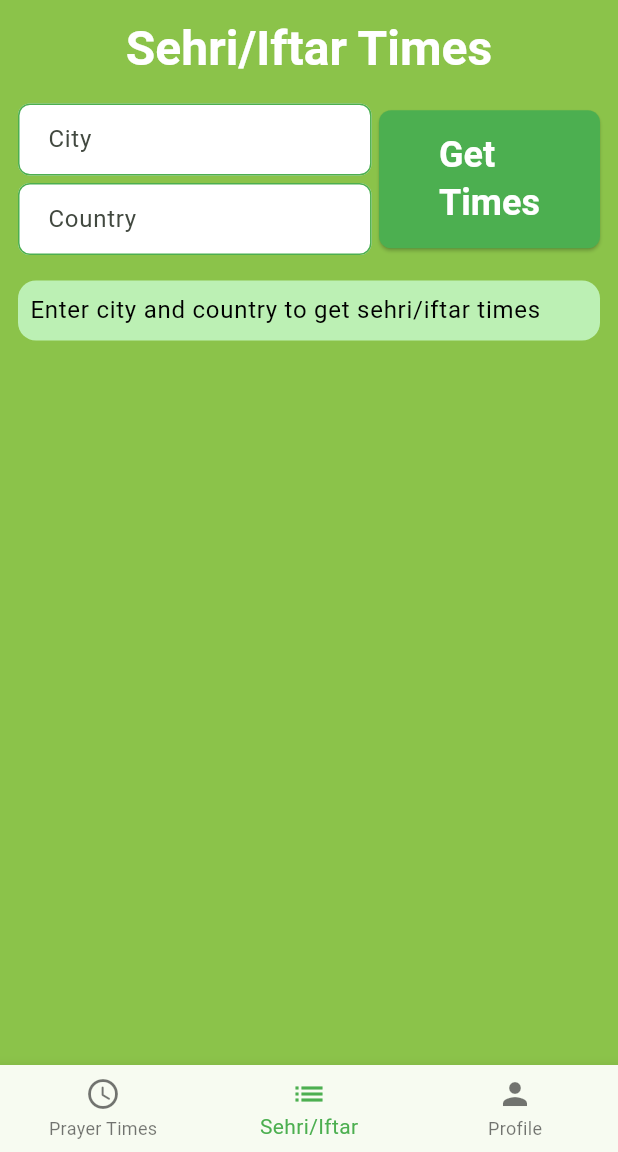
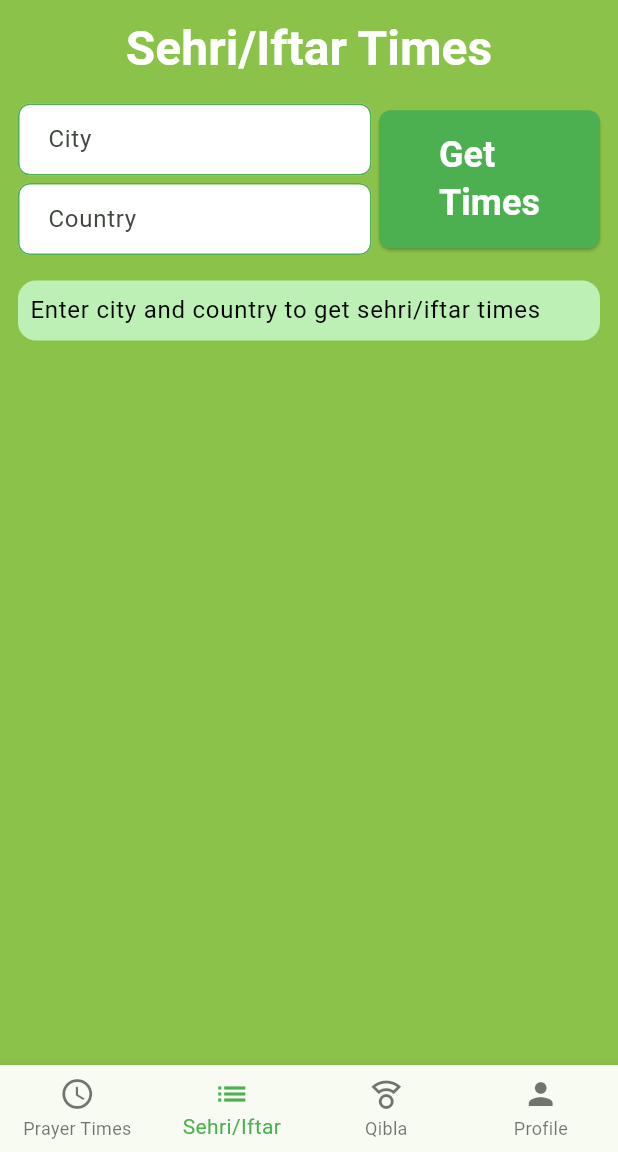
Before and after one commit to MAfnanZ/ramadancompanionapp, a Flutter app: the screen it shows once a user with an empty profile is signed in, item 2 of the bottom bar chosen, on a phone screen of 412 x 824 dp, the part 84-1236 px from its top. Run offline on Flutter 3.47's test engine with Material 3 defaults, Android fonts, the phone set to English and light mode, and no system bars; our stand-ins replace firebase_auth, firebase_core, flutter_compass, geolocator, permission_handler; accounts and stored records are empty.

Commit message:
addition qibla finder module and profile page for logout

```diff
--- a/lib/pages/home/homepage.dart
+++ b/lib/pages/home/homepage.dart
@@ -1,7 +1,9 @@
 import 'package:flutter/material.dart';
 import 'package:provider/provider.dart';
 import 'package:ramadancompanionapp/pages/prayer_times/prayer_times_page.dart';
-import 'package:ramadancompanionapp/pages/suhoor_iftar.dart/sehri_iftar_page.dart';
+import 'package:ramadancompanionapp/pages/profile/profile.dart';
+import 'package:ramadancompanionapp/pages/qibla/qibla_page.dart';
+import 'package:ramadancompanionapp/pages/sehri_iftar/sehri_iftar_page.dart';
 import 'package:ramadancompanionapp/providers/tab_switcher.dart';
 import 'package:ramadancompanionapp/services/api/presentation/provider/prayer_provider.dart';
 import 'package:ramadancompanionapp/services/auth/presentation/provider/auth_provider.dart';
@@ -39,7 +41,9 @@ class _HomepageState extends State<Homepage> {
           builder: (context, tab, child) {
         return [
           PrayerTimesPage(),
-          const SehriIftarPage(),
+          SehriIftarPage(),
+          QiblaPage(),
+          ProfilePage(),
         ][tab.page];
       }),
       bottomNavigationBar: Consumer<TabSwitcher>(
@@ -55,6 +59,10 @@ class _HomepageState extends State<Homepage> {
                   icon: Icon(Icons.list),
                   label: 'Sehri/Iftar'),
               BottomNavigationBarItem(
+                  icon: Icon(
+                      Icons.compass_calibration_outlined),
+                  label: 'Qibla'),
+              BottomNavigationBarItem(
                   icon: Icon(Icons.person),
                   label: 'Profile'),
             ],
--- a/lib/pages/suhoor_iftar.dart/sehri_iftar_page.dart
+++ b/lib/pages/sehri_iftar/sehri_iftar_page.dart
@@ -1,7 +1,6 @@
 import 'package:flutter/material.dart';
 import 'package:provider/provider.dart';
 import 'package:ramadancompanionapp/services/api/presentation/provider/prayer_provider.dart';
-import 'package:ramadancompanionapp/services/auth/presentation/provider/auth_provider.dart';
 import 'package:ramadancompanionapp/tools/time.dart';
 import 'package:ramadancompanionapp/widgets/custom_button.dart';
 import 'package:ramadancompanionapp/widgets/custom_textfield.dart';
@@ -126,7 +125,63 @@ class _SehriIftarPageState extends State<SehriIftarPage> {
                             .colorScheme
                             .primaryContainer,
                       ),
-                      child: DataTable(
+                      child: Column(
+                        spacing: 10,
+                        children: [
+                          Row(
+                            mainAxisAlignment:
+                                MainAxisAlignment
+                                    .spaceBetween,
+                            children: [
+                              Row(
+                                children: [
+                                  Text(
+                                    'Hijri: ',
+                                    style: textTheme
+                                        .headlineMedium
+                                        ?.copyWith(
+                                      color: Colors.black,
+                                    ),
+                                  ),
+                                  Text(
+                                    sehriIftarTimes
+                                        .first.hijriYear,
+                                    style: textTheme
+                                        .headlineMedium
+                                        ?.copyWith(
+                                      color: Colors.black,
+                                      fontWeight:
+                                          FontWeight.bold,
+                                    ),
+                                  ),
+                                ],
+                              ),
+                              Row(
+                                children: [
+                                  Text(
+                                    'Gregorian: ',
+                                    style: textTheme
+                                        .headlineMedium
+                                        ?.copyWith(
+                                      color: Colors.black,
+                                    ),
+                                  ),
+                                  Text(
+                                    sehriIftarTimes.first
+                                        .gregorianYear,
+                                    style: textTheme
+                                        .headlineMedium
+                                        ?.copyWith(
+                                      color: Colors.black,
+                                      fontWeight:
+                                          FontWeight.bold,
+                                    ),
+                                  ),
+                                ],
+                              ),
+                            ],
+                          ),
+                          DataTable(
                             columnSpacing: 20,
                             dataRowMaxHeight: 60,
                             headingRowColor:
@@ -153,19 +208,23 @@ class _SehriIftarPageState extends State<SehriIftarPage> {
                                 label: Text('Iftar'),
                               ),
                             ],
-                        rows: sehriIftarTimes.map((day) {
+                            rows:
+                                sehriIftarTimes.map((day) {
                               return DataRow(cells: [
-                            DataCell(Text(day.hijriDate)),
                                 DataCell(
-                                Text(day.gregorianDate)),
-                            DataCell(
-                                Text(day.gregorianWeekday)),
-                            DataCell(
-                                Text(cleanTime(day.imsak))),
+                                    Text(day.hijriDate)),
                                 DataCell(Text(
-                                cleanTime(day.maghrib))),
+                                    day.gregorianDate)),
+                                DataCell(Text(
+                                    day.gregorianWeekday)),
+                                DataCell(Text(
+                                    cleanTime(day.imsak))),
+                                DataCell(Text(cleanTime(
+                                    day.maghrib))),
                               ]);
                             }).toList(),
+                          ),
+                        ],
                       ));
                 }
 
--- a/lib/services/api/domain/models/sehri_iftar.dart
+++ b/lib/services/api/domain/models/sehri_iftar.dart
@@ -6,6 +6,8 @@ class SehriIftarTimes {
   final String gregorianDate;
   final String gregorianWeekday;
   final String hijriDate;
+  final String gregorianYear;
+  final String hijriYear;
 
   SehriIftarTimes({
     required this.imsak,
@@ -13,6 +15,8 @@ class SehriIftarTimes {
     required this.gregorianDate,
     required this.gregorianWeekday,
     required this.hijriDate,
+    required this.gregorianYear,
+    required this.hijriYear,
   });
 
   factory SehriIftarTimes.fromJson(JsonMap json) {
@@ -23,6 +27,8 @@ class SehriIftarTimes {
       gregorianWeekday: json["date"]["gregorian"]["weekday"]
           ["en"],
       hijriDate: json["date"]["hijri"]["date"],
+      gregorianYear: json["date"]["gregorian"]["year"],
+      hijriYear: json["date"]["hijri"]["year"],
     );
   }
 }
--- a/lib/services/api/domain/repos/prayer_repo.dart
+++ b/lib/services/api/domain/repos/prayer_repo.dart
@@ -7,7 +7,6 @@ PRAYER REPOSITORY - Outlines the possible prayer operations for this app
 import 'package:ramadancompanionapp/services/api/data/prayer_api.dart';
 import 'package:ramadancompanionapp/services/api/domain/models/prayer_times.dart';
 import 'package:ramadancompanionapp/services/api/domain/models/sehri_iftar.dart';
-import 'package:ramadancompanionapp/tools/typedefs.dart';
 
 class PrayerRepo {
   final PrayerApi prayerApi;
--- a/pubspec.yaml
+++ b/pubspec.yaml
@@ -39,6 +39,9 @@ dependencies:
   firebase_auth: ^6.1.2
   provider: ^6.1.5+1
   http: ^1.6.0
+  flutter_compass: ^0.8.1
+  permission_handler: ^12.0.1
+  geolocator: ^14.0.2
 
 dev_dependencies:
   flutter_test:
```
Also changed, not shown: lib/pages/profile/profile.dart (added, +99 -0 lines), lib/pages/qibla/qibla_page.dart (added, +202 -0 lines), pubspec.lock, 4 other files. Lines whose indentation alone changed are shown as unchanged.
